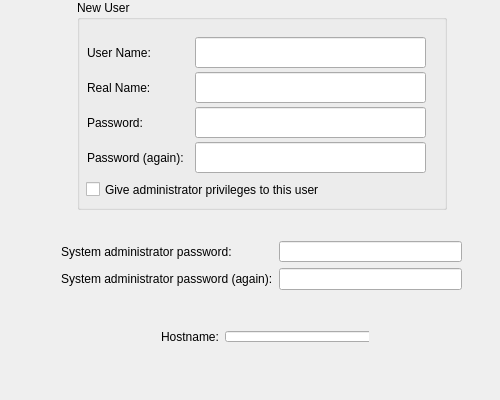
Before: the Qt Designer form gsoc/pardusman-wizard/screens/screenUsers.ui in pars-linux/uludag, drawn with Qt 5.
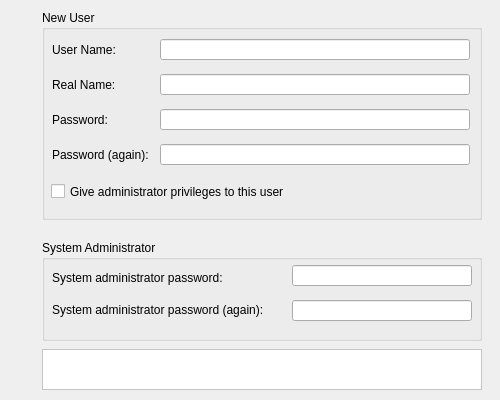
After: the same form once the commit is applied. Icons and pictures are not drawn.

What changed in the file:
```diff
--- a/gsoc/pardusman-wizard/screens/screenUsers.ui
+++ b/gsoc/pardusman-wizard/screens/screenUsers.ui
@@ -15,49 +15,21 @@
   <widget class="QGroupBox" name="groupBox" >
    <property name="geometry" >
     <rect>
-     <x>77</x>
-     <y>0</y>
-     <width>370</width>
+     <x>42</x>
+     <y>10</y>
+     <width>440</width>
      <height>210</height>
     </rect>
    </property>
    <property name="title" >
     <string>New User</string>
    </property>
-   <widget class="QLabel" name="pix" >
-    <property name="geometry" >
-     <rect>
-      <x>252</x>
-      <y>36</y>
-      <width>111</width>
-      <height>104</height>
-     </rect>
-    </property>
-    <property name="sizePolicy" >
-     <sizepolicy vsizetype="Preferred" hsizetype="Preferred" >
-      <horstretch>0</horstretch>
-      <verstretch>0</verstretch>
-     </sizepolicy>
-    </property>
-    <property name="text" >
-     <string/>
-    </property>
-    <property name="pixmap" >
-     <pixmap>:/gui/pics/users.png</pixmap>
-    </property>
-    <property name="alignment" >
-     <set>Qt::AlignCenter</set>
-    </property>
-    <property name="wordWrap" >
-     <bool>false</bool>
-    </property>
-   </widget>
    <widget class="QCheckBox" name="admin" >
     <property name="geometry" >
      <rect>
       <x>9</x>
-      <y>178</y>
-      <width>354</width>
+      <y>170</y>
+      <width>371</width>
       <height>23</height>
      </rect>
     </property>
@@ -69,9 +41,9 @@
     <property name="geometry" >
      <rect>
       <x>118</x>
-      <y>107</y>
-      <width>231</width>
-      <height>31</height>
+      <y>99</y>
+      <width>310</width>
+      <height>21</height>
      </rect>
     </property>
     <property name="echoMode" >
@@ -82,9 +54,9 @@
     <property name="geometry" >
      <rect>
       <x>118</x>
-      <y>72</y>
-      <width>231</width>
-      <height>31</height>
+      <y>64</y>
+      <width>310</width>
+      <height>21</height>
      </rect>
     </property>
    </widget>
@@ -92,9 +64,9 @@
     <property name="geometry" >
      <rect>
       <x>10</x>
-      <y>107</y>
+      <y>99</y>
       <width>104</width>
-      <height>31</height>
+      <height>21</height>
      </rect>
     </property>
     <property name="text" >
@@ -108,9 +80,9 @@
     <property name="geometry" >
      <rect>
       <x>10</x>
-      <y>72</y>
+      <y>64</y>
       <width>104</width>
-      <height>31</height>
+      <height>21</height>
      </rect>
     </property>
     <property name="text" >
@@ -124,9 +96,9 @@
     <property name="geometry" >
      <rect>
       <x>10</x>
-      <y>142</y>
+      <y>134</y>
       <width>104</width>
-      <height>31</height>
+      <height>21</height>
      </rect>
     </property>
     <property name="text" >
@@ -140,9 +112,9 @@
     <property name="geometry" >
      <rect>
       <x>10</x>
-      <y>37</y>
+      <y>29</y>
       <width>104</width>
-      <height>31</height>
+      <height>21</height>
      </rect>
     </property>
     <property name="text" >
@@ -156,9 +128,9 @@
     <property name="geometry" >
      <rect>
       <x>118</x>
-      <y>142</y>
-      <width>231</width>
-      <height>31</height>
+      <y>134</y>
+      <width>310</width>
+      <height>21</height>
      </rect>
     </property>
     <property name="echoMode" >
@@ -169,9 +141,9 @@
     <property name="geometry" >
      <rect>
       <x>118</x>
-      <y>37</y>
-      <width>231</width>
-      <height>31</height>
+      <y>29</y>
+      <width>310</width>
+      <height>21</height>
      </rect>
     </property>
    </widget>
@@ -186,104 +158,132 @@
    <zorder>pix</zorder>
    <zorder>admin</zorder>
   </widget>
-  <widget class="QWidget" name="layoutWidget_2" >
+  <widget class="QGroupBox" name="groupBox_2" >
    <property name="geometry" >
     <rect>
-     <x>150</x>
-     <y>320</y>
-     <width>219</width>
-     <height>33</height>
+     <x>42</x>
+     <y>240</y>
+     <width>440</width>
+     <height>101</height>
     </rect>
    </property>
-   <layout class="QHBoxLayout" >
-    <item>
-     <widget class="QLabel" name="textLabel1_5" >
-      <property name="text" >
-       <string>Hostname:</string>
-      </property>
-      <property name="wordWrap" >
-       <bool>false</bool>
-      </property>
-     </widget>
-    </item>
-    <item>
-     <widget class="QLineEdit" name="hostname" >
-      <property name="minimumSize" >
-       <size>
-        <width>150</width>
-        <height>0</height>
-       </size>
-      </property>
-      <property name="text" >
-       <string/>
-      </property>
-     </widget>
-    </item>
-   </layout>
+   <property name="title" >
+    <string>System Administrator</string>
+   </property>
+   <widget class="QLabel" name="textLabel3" >
+    <property name="geometry" >
+     <rect>
+      <x>10</x>
+      <y>25</y>
+      <width>230</width>
+      <height>25</height>
+     </rect>
+    </property>
+    <property name="text" >
+     <string>System administrator password:</string>
+    </property>
+    <property name="wordWrap" >
+     <bool>false</bool>
+    </property>
+   </widget>
+   <widget class="QLabel" name="textLabel3_2" >
+    <property name="geometry" >
+     <rect>
+      <x>10</x>
+      <y>60</y>
+      <width>230</width>
+      <height>20</height>
+     </rect>
+    </property>
+    <property name="text" >
+     <string>System administrator password (again):</string>
+    </property>
+    <property name="wordWrap" >
+     <bool>false</bool>
+    </property>
+   </widget>
+   <widget class="QLineEdit" name="admin_pass1" >
+    <property name="geometry" >
+     <rect>
+      <x>250</x>
+      <y>25</y>
+      <width>180</width>
+      <height>21</height>
+     </rect>
+    </property>
+    <property name="maximumSize" >
+     <size>
+      <width>200</width>
+      <height>32767</height>
+     </size>
+    </property>
+    <property name="inputMask" >
+     <string/>
+    </property>
+    <property name="echoMode" >
+     <enum>QLineEdit::Password</enum>
+    </property>
+   </widget>
+   <widget class="QLineEdit" name="admin_pass2" >
+    <property name="geometry" >
+     <rect>
+      <x>250</x>
+      <y>60</y>
+      <width>180</width>
+      <height>21</height>
+     </rect>
+    </property>
+    <property name="maximumSize" >
+     <size>
+      <width>200</width>
+      <height>32767</height>
+     </size>
+    </property>
+    <property name="inputMask" >
+     <string/>
+    </property>
+    <property name="echoMode" >
+     <enum>QLineEdit::Password</enum>
+    </property>
+   </widget>
   </widget>
-  <widget class="QWidget" name="layoutWidget" >
+  <widget class="QFrame" name="frameError" >
    <property name="geometry" >
     <rect>
-     <x>50</x>
-     <y>230</y>
-     <width>423</width>
-     <height>71</height>
+     <x>42</x>
+     <y>349</y>
+     <width>440</width>
+     <height>41</height>
     </rect>
    </property>
-   <layout class="QGridLayout" name="_2" >
-    <item row="2" column="1" >
-     <widget class="QLineEdit" name="pass2_2" >
-      <property name="maximumSize" >
-       <size>
-        <width>200</width>
-        <height>32767</height>
-       </size>
-      </property>
-      <property name="inputMask" >
-       <string/>
-      </property>
-      <property name="echoMode" >
-       <enum>QLineEdit::Password</enum>
-      </property>
-     </widget>
-    </item>
-    <item row="1" column="1" >
-     <widget class="QLineEdit" name="pass1_2" >
-      <property name="maximumSize" >
-       <size>
-        <width>200</width>
-        <height>32767</height>
-       </size>
-      </property>
-      <property name="inputMask" >
-       <string/>
-      </property>
-      <property name="echoMode" >
-       <enum>QLineEdit::Password</enum>
-      </property>
-     </widget>
-    </item>
-    <item row="1" column="0" >
-     <widget class="QLabel" name="textLabel3" >
-      <property name="text" >
-       <string>System administrator password:</string>
-      </property>
-      <property name="wordWrap" >
-       <bool>false</bool>
-      </property>
-     </widget>
-    </item>
-    <item row="2" column="0" >
-     <widget class="QLabel" name="textLabel3_2" >
-      <property name="text" >
-       <string>System administrator password (again):</string>
-      </property>
-      <property name="wordWrap" >
-       <bool>false</bool>
-      </property>
-     </widget>
-    </item>
-   </layout>
+   <property name="autoFillBackground" >
+    <bool>false</bool>
+   </property>
+   <property name="styleSheet" >
+    <string notr="true" >background-color: white; color: red;</string>
+   </property>
+   <property name="frameShape" >
+    <enum>QFrame::StyledPanel</enum>
+   </property>
+   <property name="frameShadow" >
+    <enum>QFrame::Raised</enum>
+   </property>
+   <widget class="QLabel" name="labelError" >
+    <property name="geometry" >
+     <rect>
+      <x>20</x>
+      <y>5</y>
+      <width>400</width>
+      <height>31</height>
+     </rect>
+    </property>
+    <property name="text" >
+     <string/>
+    </property>
+    <property name="alignment" >
+     <set>Qt::AlignCenter</set>
+    </property>
+   </widget>
   </widget>
   <zorder>layoutWidget_2</zorder>
   <zorder>layoutWidget</zorder>
```
Left out of the diff: 8 changed lines with no effect on the pictures.
